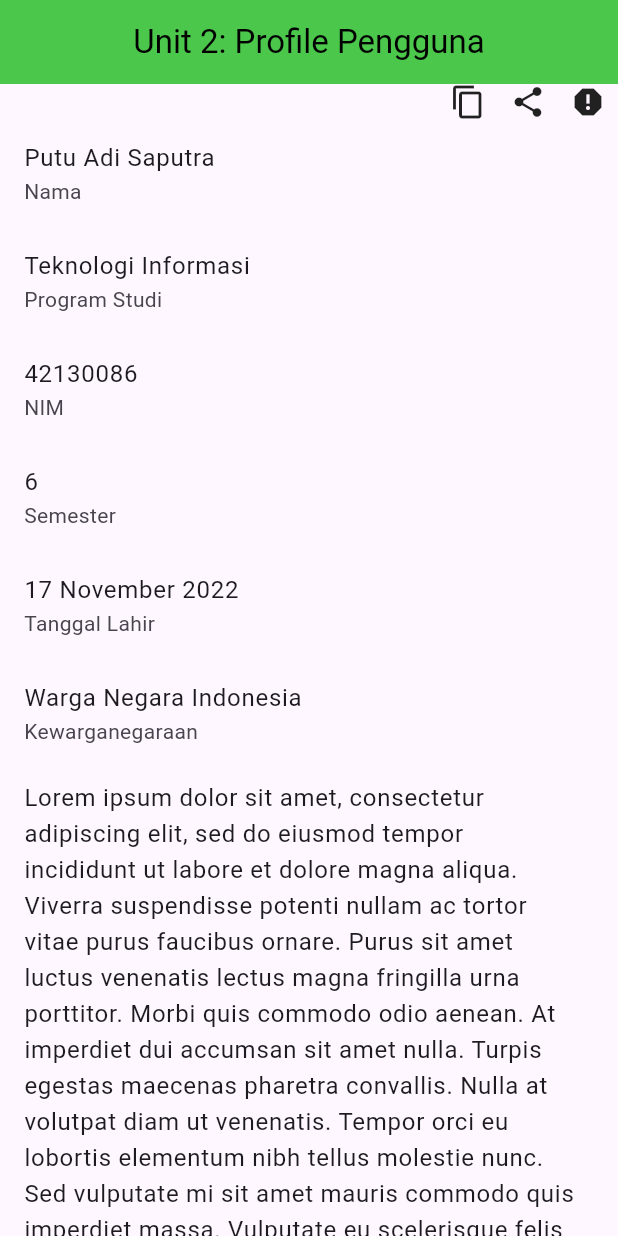
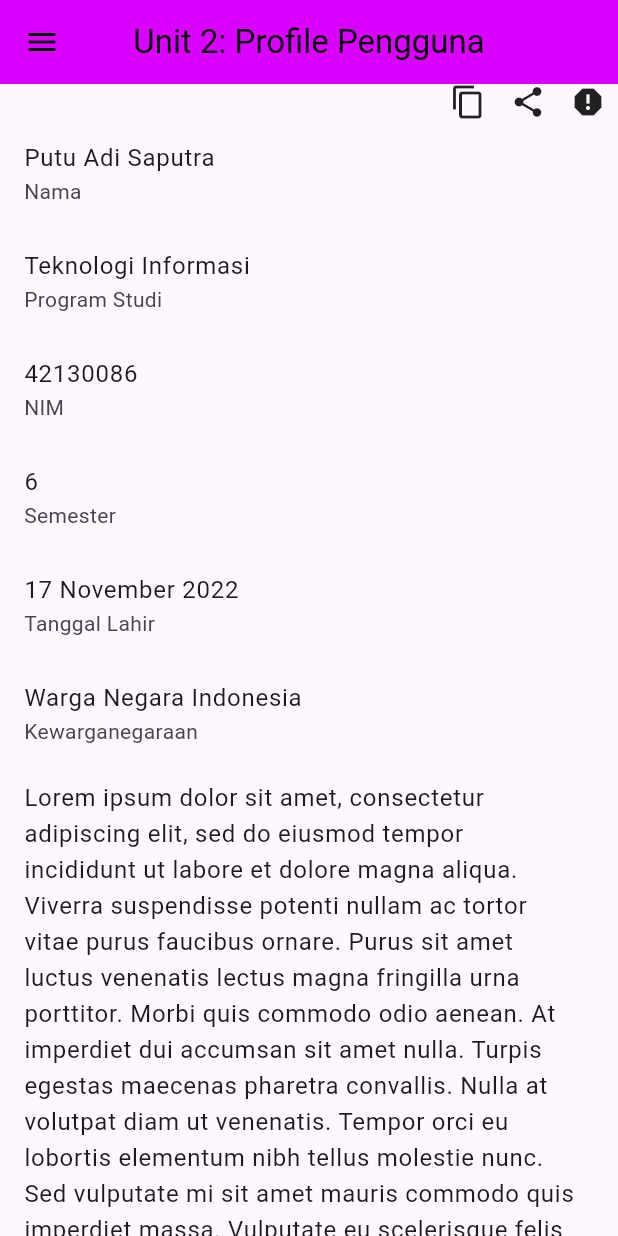
Before and after one commit to narutompel/praktikum_multiplatform_unit_3, a Flutter app: the screen it shows after launch, on a phone screen of 412 x 824 dp. Run offline on Flutter 3.47's test engine with Material 3 defaults, Android fonts, the phone set to English and light mode, and no system bars; network calls fail; statements that could not run were skipped.

Commit message:
membuat tambahan tampilan sidebar dan perubahan lainnya

```diff
--- a/lib/main.dart
+++ b/lib/main.dart
@@ -28,8 +28,17 @@ class HomePage extends StatelessWidget {
           title: Text('Unit 2: Profile Pengguna'),
           centerTitle: true,
           backgroundColor:
-              Color.fromARGB(255, 75, 199, 75), // Ubah warna latar belakang
+              Color.fromARGB(255, 217, 1, 255), // Ubah warna latar belakang
           foregroundColor: Color.fromARGB(255, 0, 0, 0), // Ubah warna teks
+        ),
+        drawer: TestDrawer(
+          child: SingleChildScrollView(
+            child: Column(
+              children: [
+                MyDrawer(),
+              ],
+            ),
+          ),
         ),
         // body:
         body: ListView(
```
Also changed, not shown: lib/drawer.dart (added, +21 -0 lines).
